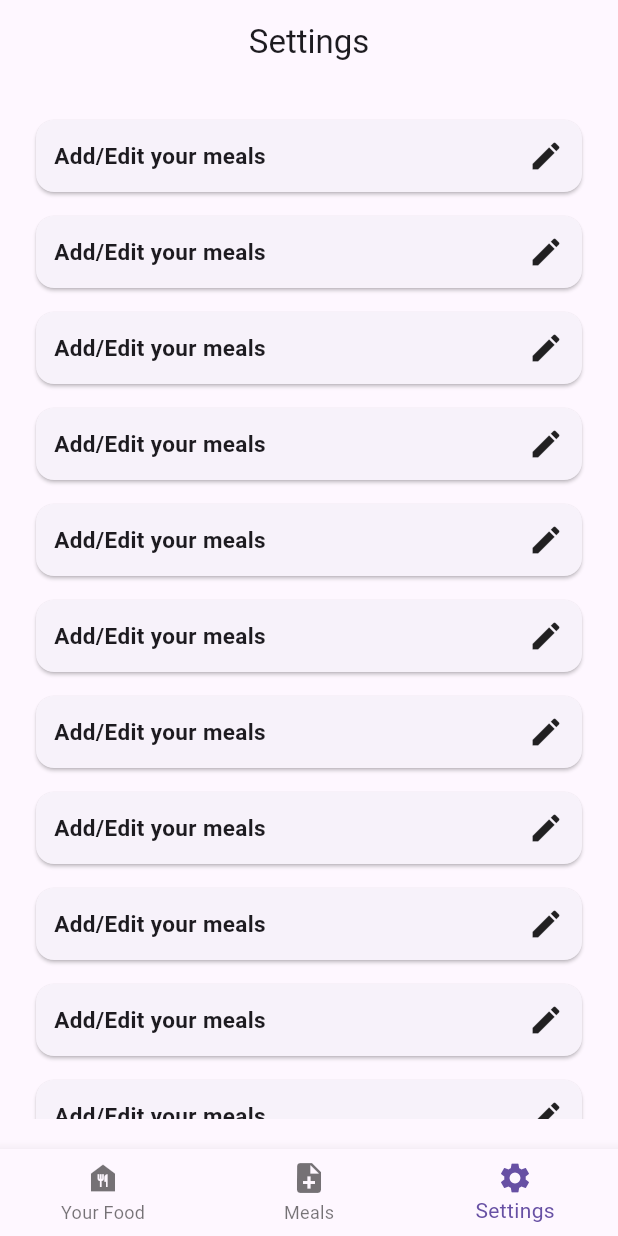
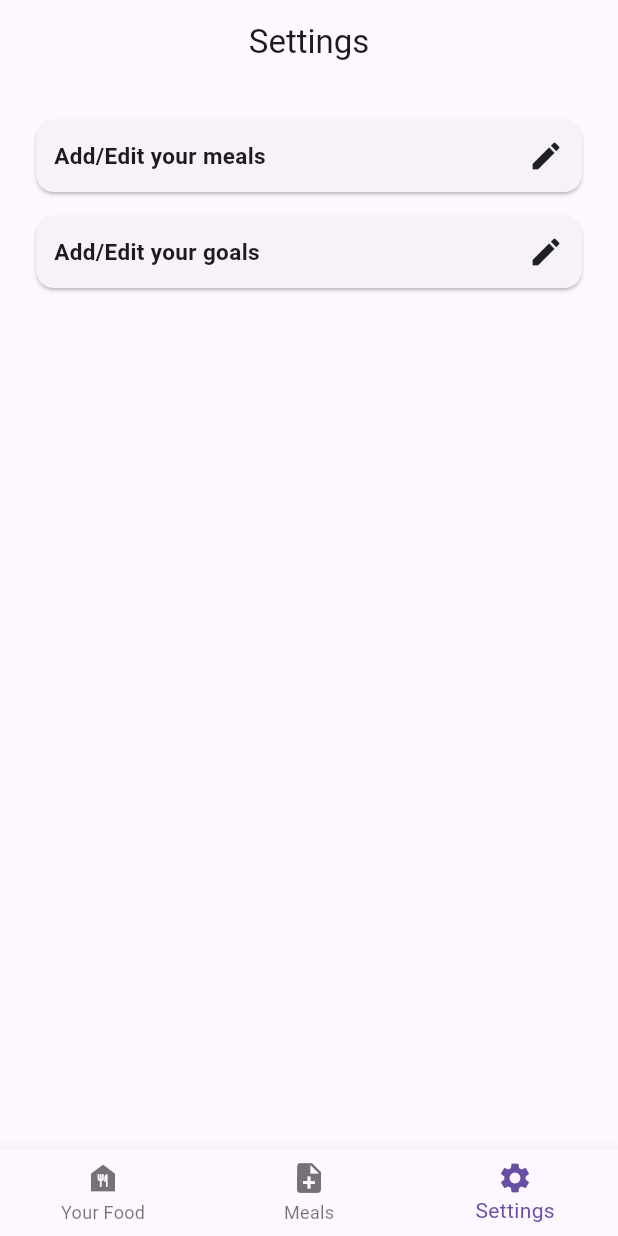
Before and after one commit to sbn998/macros_app, a Flutter app: the screen it shows after launch, item 3 of the bottom bar chosen, on a phone screen of 412 x 824 dp. Run offline on Flutter 3.47's test engine with Material 3 defaults, Android fonts, the phone set to English and light mode, and no system bars; our stand-ins replace device_preview, flutter_riverpod, google_fonts, sqflite, table_calendar; accounts and stored records are empty; generated files the repository leaves out were written again.

Commit message:
removed test widgets and fixed inkwell not showing proper settings dialog

```diff
--- a/lib/widgets/settings/settings_screen/settings_list.dart
+++ b/lib/widgets/settings/settings_screen/settings_list.dart
@@ -1,6 +1,7 @@
 import 'package:flutter/material.dart';
 import 'package:flutter_gen/gen_l10n/app_localizations.dart';
 
+import 'package:macros_app/dialogs/settings/settings_macro_goals_dialog.dart';
 import 'package:macros_app/dialogs/settings/settings_meals_dialog.dart';
 import 'package:macros_app/widgets/settings/settings_screen/settings_inkwell.dart';
 
@@ -28,77 +29,7 @@ class SettingsList extends StatelessWidget {
             ),
             SettingsInkwell(
               onTap: () {
-                showUserMealsDialog(context);
-              },
-              settingName: translations.settingsAddEditMeals,
-              icon: Icons.edit,
-            ),
-            SettingsInkwell(
-              onTap: () {
-                showUserMealsDialog(context);
-              },
-              settingName: translations.settingsAddEditMeals,
-              icon: Icons.edit,
-            ),
-            SettingsInkwell(
-              onTap: () {
-                showUserMealsDialog(context);
-              },
-              settingName: translations.settingsAddEditMeals,
-              icon: Icons.edit,
-            ),
-            SettingsInkwell(
-              onTap: () {
-                showUserMealsDialog(context);
-              },
-              settingName: translations.settingsAddEditMeals,
-              icon: Icons.edit,
-            ),
-            SettingsInkwell(
-              onTap: () {
-                showUserMealsDialog(context);
-              },
-              settingName: translations.settingsAddEditMeals,
-              icon: Icons.edit,
-            ),
-            SettingsInkwell(
-              onTap: () {
-                showUserMealsDialog(context);
-              },
-              settingName: translations.settingsAddEditMeals,
-              icon: Icons.edit,
-            ),
-            SettingsInkwell(
-              onTap: () {
-                showUserMealsDialog(context);
-              },
-              settingName: translations.settingsAddEditMeals,
-              icon: Icons.edit,
-            ),
-            SettingsInkwell(
-              onTap: () {
-                showUserMealsDialog(context);
-              },
-              settingName: translations.settingsAddEditMeals,
-              icon: Icons.edit,
-            ),
-            SettingsInkwell(
-              onTap: () {
-                showUserMealsDialog(context);
-              },
-              settingName: translations.settingsAddEditMeals,
-              icon: Icons.edit,
-            ),
-            SettingsInkwell(
-              onTap: () {
-                showUserMealsDialog(context);
-              },
-              settingName: translations.settingsAddEditMeals,
-              icon: Icons.edit,
-            ),
-            SettingsInkwell(
-              onTap: () {
-                showUserMealsDialog(context);
+                showMacroGoalsDialog(context);
               },
               settingName: translations.settingsAddEditGoals,
               icon: Icons.edit,
```
